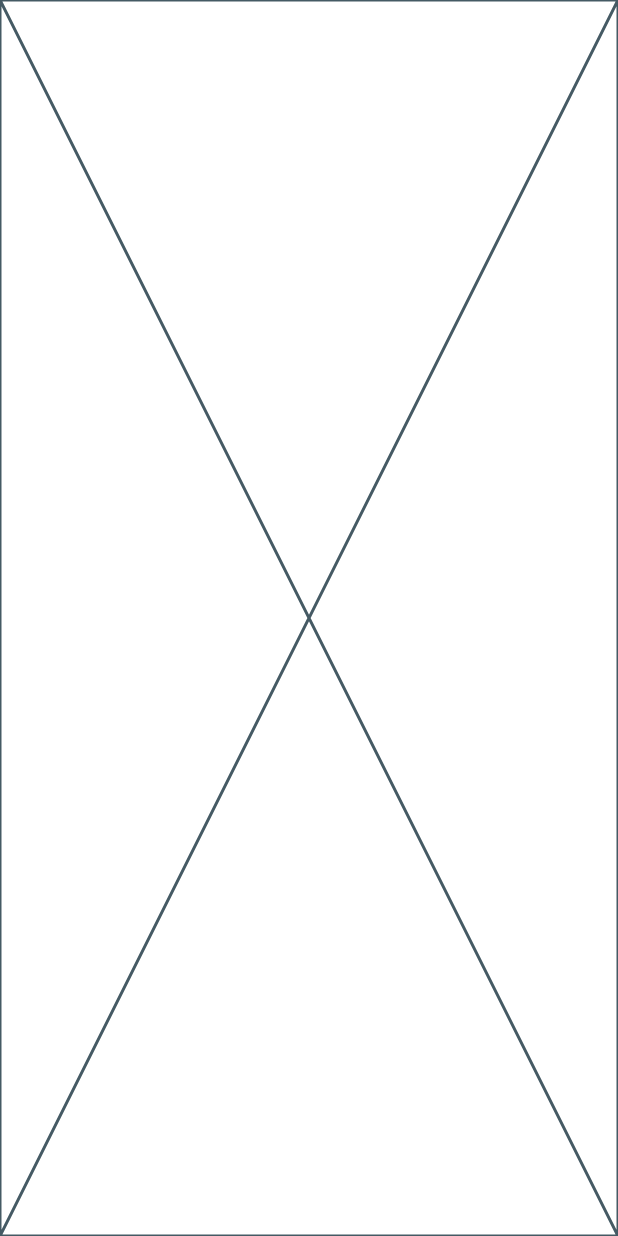
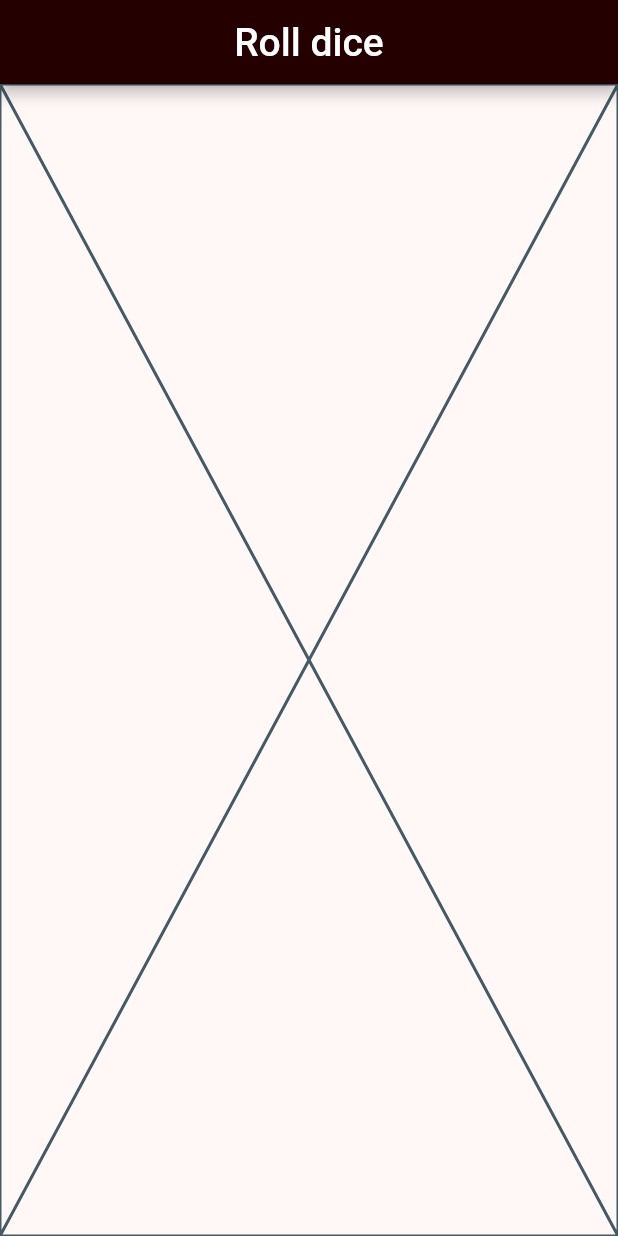
Before and after one commit to GuilhermeAlecrim7K/flutter_practice_projects, a Flutter app: the screen it shows after launch, on a phone screen of 412 x 824 dp. Run offline on Flutter 3.47's test engine with Material 2 defaults, Android fonts, the phone set to English and light mode, and no system bars.

Commit message:
add home_page.dart

```diff
--- /dev/null
+++ b/roll_dice/lib/pages/home_page.dart
@@ -0,0 +1,20 @@
+import 'package:flutter/material.dart';
+
+class HomePage extends StatelessWidget {
+  const HomePage({super.key});
+
+  @override
+  Widget build(BuildContext context) {
+    return Scaffold(
+      appBar: AppBar(
+        centerTitle: true,
+        title: const Text(
+          'Roll dice',
+          style: TextStyle(fontSize: 26),
+        ),
+        backgroundColor: const Color(0xFF250001),
+      ),
+      body: const Placeholder(),
+    );
+  }
+}
--- a/roll_dice/lib/roll_dice_app.dart
+++ b/roll_dice/lib/roll_dice_app.dart
@@ -1,4 +1,5 @@
 import 'package:flutter/material.dart';
+import 'package:roll_dice/pages/home_page.dart';
 
 class RollDiceApp extends StatelessWidget {
   const RollDiceApp({super.key});
@@ -7,7 +8,7 @@ class RollDiceApp extends StatelessWidget {
   Widget build(BuildContext context) {
     return MaterialApp(
       title: "Roll Dice",
-      home: const Placeholder(),
+      home: const HomePage(),
       theme: ThemeData.from(
         colorScheme: ColorScheme.fromSeed(
           seedColor: const Color(0xFFEF9A9A),
```
